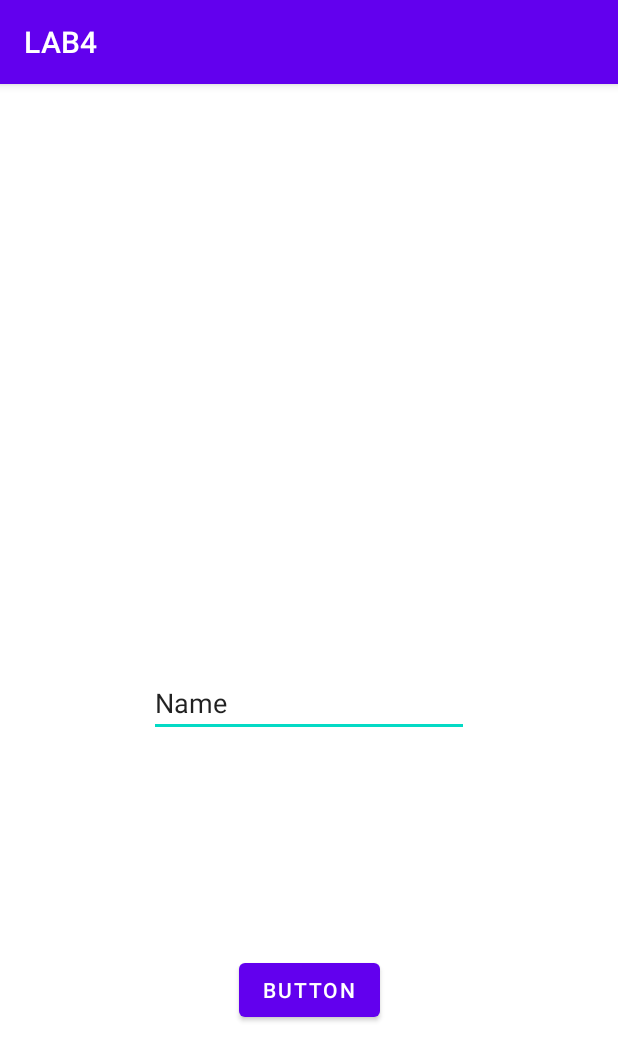
After one commit to Grabek96/LAB4, an Android app: the DodajWpis screen opened directly, with no data from a screen before it, on a phone screen of 412 x 824 dp. The commit adds this screen. Shown: the top 1061 px of the screen. Run offline under Robolectric (Android 15) with nearby library versions, the phone set to English and light mode, and no system bars.

Commit message:
czwarty tworzenie formularza

```diff
--- a/app/src/main/AndroidManifest.xml
+++ b/app/src/main/AndroidManifest.xml
@@ -9,6 +9,7 @@
         android:roundIcon="@mipmap/ic_launcher_round"
         android:supportsRtl="true"
         android:theme="@style/Theme.LAB4">
+        <activity android:name=".DodajWpis"></activity>
         <activity android:name=".MainActivity">
             <intent-filter>
                 <action android:name="android.intent.action.MAIN" />
--- /dev/null
+++ b/app/src/main/java/com/example/lab4/DodajWpis.java
@@ -0,0 +1,14 @@
+package com.example.lab4;
+
+import androidx.appcompat.app.AppCompatActivity;
+
+import android.os.Bundle;
+
+public class DodajWpis extends AppCompatActivity {
+
+    @Override
+    protected void onCreate(Bundle savedInstanceState) {
+        super.onCreate(savedInstanceState);
+        setContentView(R.layout.activity_dodaj_wpis);
+    }
+}
--- /dev/null
+++ b/app/src/main/res/layout/activity_dodaj_wpis.xml
@@ -0,0 +1,34 @@
+<?xml version="1.0" encoding="utf-8"?>
+<androidx.constraintlayout.widget.ConstraintLayout xmlns:android="http://schemas.android.com/apk/res/android"
+    xmlns:app="http://schemas.android.com/apk/res-auto"
+    xmlns:tools="http://schemas.android.com/tools"
+    android:layout_width="match_parent"
+    android:layout_height="match_parent"
+    tools:context=".DodajWpis">
+
+    <Button
+        android:id="@+id/button"
+        android:layout_width="wrap_content"
+        android:layout_height="wrap_content"
+        android:layout_marginStart="160dp"
+        android:layout_marginEnd="159dp"
+        android:layout_marginBottom="140dp"
+        android:text="Button"
+        app:layout_constraintBottom_toBottomOf="parent"
+        app:layout_constraintEnd_toEndOf="parent"
+        app:layout_constraintStart_toStartOf="parent" />
+
+    <EditText
+        android:id="@+id/editTextTextPersonName"
+        android:layout_width="wrap_content"
+        android:layout_height="wrap_content"
+        android:layout_marginStart="101dp"
+        android:layout_marginTop="390dp"
+        android:layout_marginEnd="101dp"
+        android:ems="10"
+        android:inputType="textPersonName"
+        android:text="Name"
+        app:layout_constraintEnd_toEndOf="parent"
+        app:layout_constraintStart_toStartOf="parent"
+        app:layout_constraintTop_toTopOf="parent" />
+</androidx.constraintlayout.widget.ConstraintLayout>
```
Also changed, not shown: app/src/main/java/com/example/lab4/MainActivity.java (+16 -0 lines), app/src/main/res/menu/main_menu.xml (added, +12 -0 lines).
